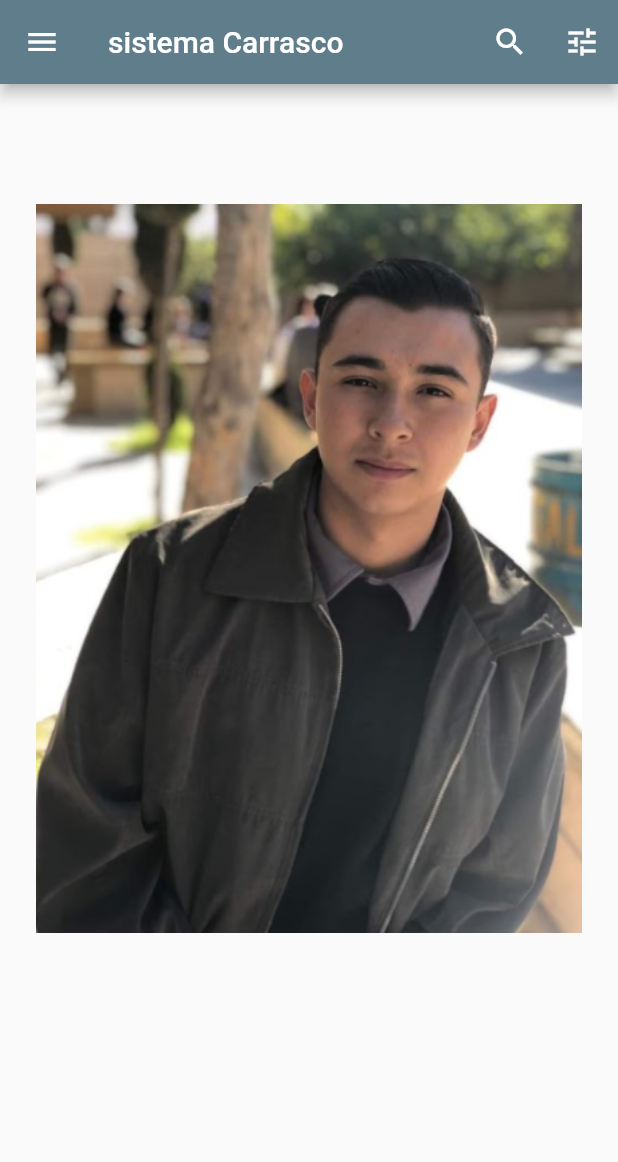
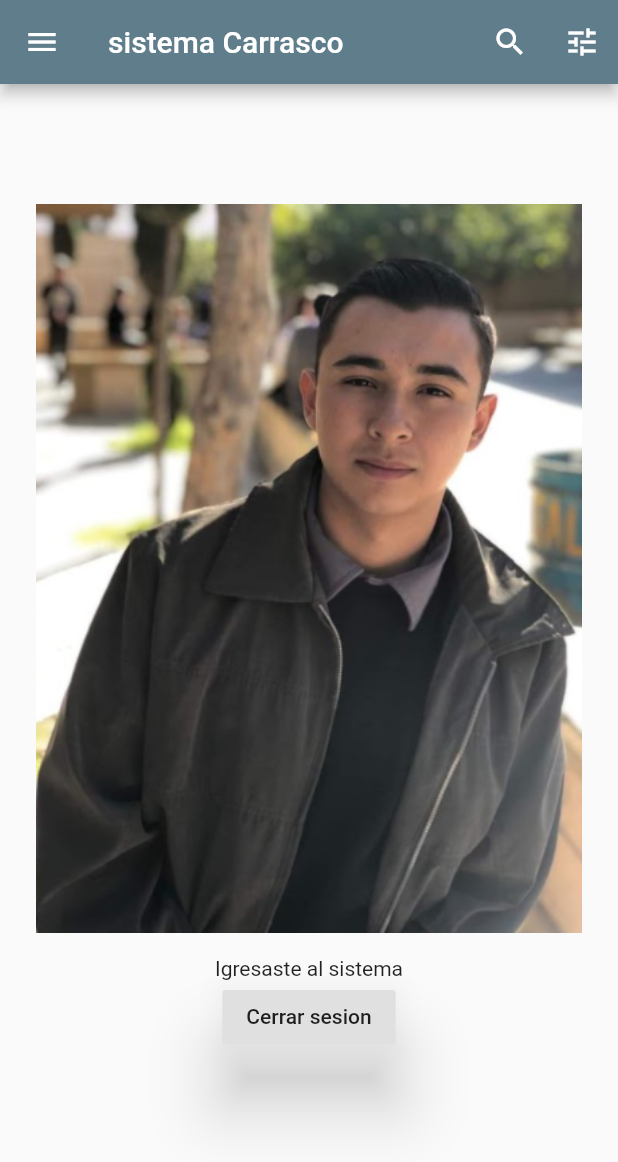
Before and after one commit to carrasco2301/loginsencillo, a Flutter app: the screen it shows after launch, after a tap on "Siguiente", on a phone screen of 412 x 824 dp. Shown: the top 1162 px of the screen. Run offline on Flutter 3.47's test engine with Material 2 defaults, Android fonts, the phone set to English and light mode, and no system bars.

```diff
--- a/lib/main.dart
+++ b/lib/main.dart
@@ -113,7 +113,7 @@ class _IngresoSistemaState extends State<IngresoSistema> {
                               acceso = false;
                             });
                           },
-                        ),
+                        ), //fin de FlatButton
                         RaisedButton(
                           child: Text(
                             'Siguiente',
@@ -123,15 +123,30 @@ class _IngresoSistemaState extends State<IngresoSistema> {
                               acceso = true;
                             });
                           },
-                        ),
+                        ), //fin de raisedButton
                       ], //fin de children widget []
                     ), //fin del child Row
                   ) //fin de padding
                 ], //fin del widget []
               ) //fin columna
             //if verdadero
-
-            // if falso
+            else
+              Center(
+                child: Column(
+                  children: <Widget>[
+                    Text('Igresaste al sistema'),
+                    RaisedButton(
+                      elevation: 20.0,
+                      child: Text('Cerrar sesion'),
+                      onPressed: () {
+                        setState(() {
+                          isLogin = false;
+                        });
+                      },
+                    ) //fin de  oton sobresaliente
+                  ], //fin de niño widget
+                ),
+              ) // if falso
           ], //fin de widget
         ), //fin de listView
       ), //fin de area segura
```
Also changed, not shown: 1 other file.
